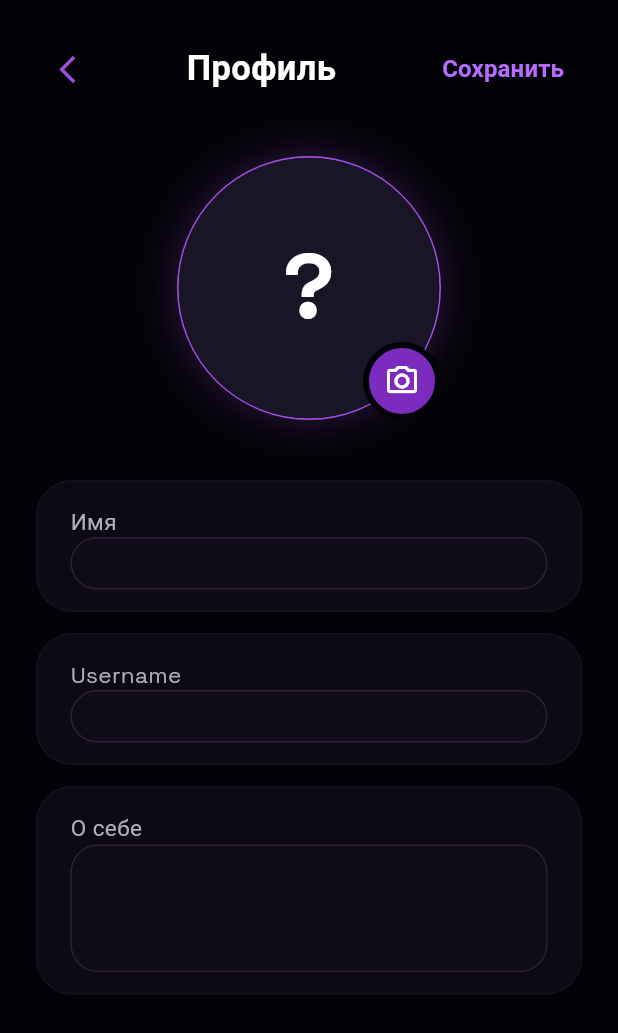
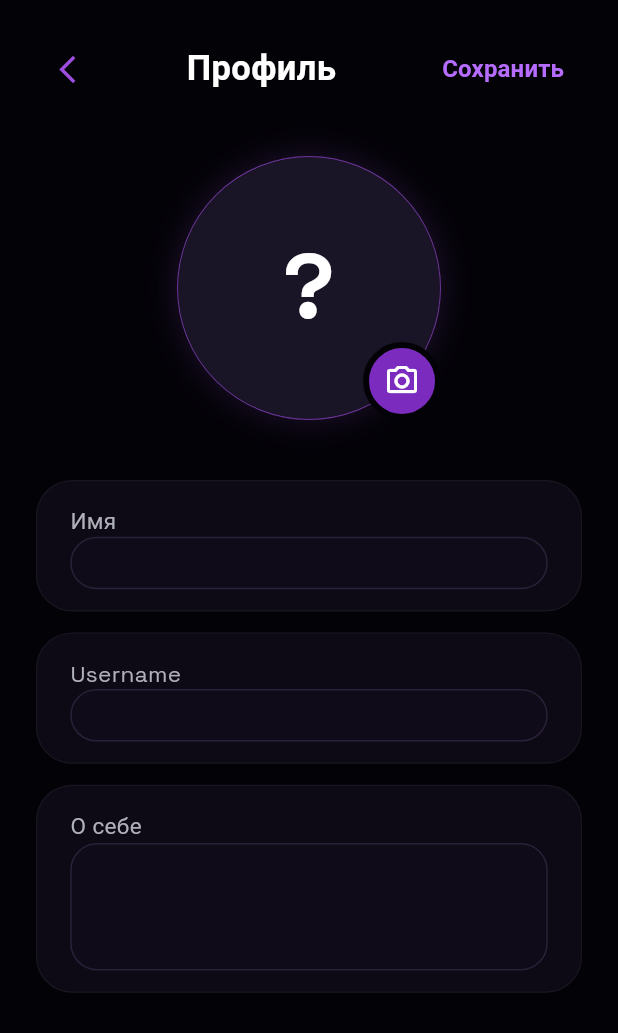
Before and after one commit to vladbogus498-design/my_messenger, a Flutter app: the ProfileScreen screen opened directly, after a tap on an icon or button, on a phone screen of 412 x 824 dp. Shown: the top 1033 px of the screen. Run offline on Flutter 3.47's test engine with Material 3 defaults, Android fonts, the phone set to English and light mode, and no system bars; our stand-ins replace audioplayers, cached_network_image, cloud_firestore, dio, firebase_auth, firebase_core and 11 more; missing offline and left inert: dio_smart_retry, encrypt, pointycastle; accounts and stored records are empty.

Commit message:
Fix logout redirect and final UI polish

```diff
--- a/lib/screens/profile_screen.dart
+++ b/lib/screens/profile_screen.dart
@@ -152,6 +152,11 @@ class _ProfileScreenState extends State<ProfileScreen> {
                             force: true,
                           );
                           await _auth.signOut();
+                          if (!mounted) return;
+                          Navigator.of(
+                            context,
+                            rootNavigator: true,
+                          ).pushNamedAndRemoveUntil('/auth', (route) => false);
                         },
                       ),
                     ],
@@ -400,7 +405,10 @@ class _DarkkickIdCard extends StatelessWidget {
           decoration: BoxDecoration(
             color: DarkKickColors.panel.withValues(alpha: 0.82),
             borderRadius: BorderRadius.circular(24),
-            border: Border.all(color: Colors.white.withValues(alpha: 0.035)),
+            border: Border.all(
+              color: Colors.white.withValues(alpha: 0.05),
+              width: 0.8,
+            ),
             gradient: LinearGradient(
               colors: [
                 DarkKickColors.cardSoft.withValues(alpha: 0.82),
@@ -410,7 +418,7 @@ class _DarkkickIdCard extends StatelessWidget {
             boxShadow: [
               BoxShadow(
                 color: DarkKickColors.neonPurple.withValues(alpha: 0.08),
-                blurRadius: 24,
+                blurRadius: 18,
                 offset: const Offset(0, 18),
               ),
             ],
@@ -471,7 +479,10 @@ class _SettingsList extends StatelessWidget {
       decoration: BoxDecoration(
         color: DarkKickColors.panel.withValues(alpha: 0.72),
         borderRadius: BorderRadius.circular(22),
-        border: Border.all(color: Colors.white.withValues(alpha: 0.035)),
+        border: Border.all(
+          color: Colors.white.withValues(alpha: 0.05),
+          width: 0.8,
+        ),
       ),
       child: Column(
         children: [
@@ -585,15 +596,19 @@ class _SettingsIcon extends StatelessWidget {
             decoration: BoxDecoration(
               shape: BoxShape.circle,
               color: DarkKickColors.neonPurple.withValues(alpha: 0.08),
+              border: Border.all(
+                color: DarkKickColors.neonPurple.withValues(alpha: 0.22),
+                width: 0.8,
+              ),
               boxShadow: [
                 BoxShadow(
-                  color: DarkKickColors.neonPurple.withValues(alpha: 0.22),
-                  blurRadius: 18,
+                  color: DarkKickColors.neonPurple.withValues(alpha: 0.14),
+                  blurRadius: 12,
                 ),
               ],
             ),
           ),
-          Icon(icon, color: DarkKickColors.neonPurple, size: 30),
+          Icon(icon, color: DarkKickColors.neonPurple, size: 25),
         ],
       ),
     );
@@ -620,6 +635,7 @@ class _LogoutGlassButton extends StatelessWidget {
             borderRadius: BorderRadius.circular(22),
             border: Border.all(
               color: const Color(0xFFFF405A).withValues(alpha: 0.34),
+              width: 0.8,
             ),
           ),
           child: const Row(
@@ -767,7 +783,10 @@ class _ProfileFieldCard extends StatelessWidget {
       decoration: BoxDecoration(
         color: DarkKickColors.panel.withValues(alpha: 0.82),
         borderRadius: BorderRadius.circular(24),
-        border: Border.all(color: Colors.white.withValues(alpha: 0.035)),
+        border: Border.all(
+          color: Colors.white.withValues(alpha: 0.05),
+          width: 0.8,
+        ),
       ),
       child: Column(
         crossAxisAlignment: CrossAxisAlignment.start,
@@ -891,11 +910,14 @@ class _ProfileAvatar extends StatelessWidget {
       height: size,
       decoration: BoxDecoration(
         shape: BoxShape.circle,
-        border: Border.all(color: DarkKickColors.neonPurple, width: 1.1),
+        border: Border.all(
+          color: DarkKickColors.neonPurple.withValues(alpha: 0.62),
+          width: 0.8,
+        ),
         boxShadow: [
           BoxShadow(
-            color: DarkKickColors.neonPurple.withValues(alpha: 0.28),
-            blurRadius: 24,
+            color: DarkKickColors.neonPurple.withValues(alpha: 0.18),
+            blurRadius: 18,
           ),
         ],
       ),
```
Also changed, not shown: lib/screens/chats_screen.dart (+45 -17 lines), lib/screens/new_chat_screen.dart (+4 -4 lines), lib/screens/single_chat_screen.dart (+35 -15 lines).
